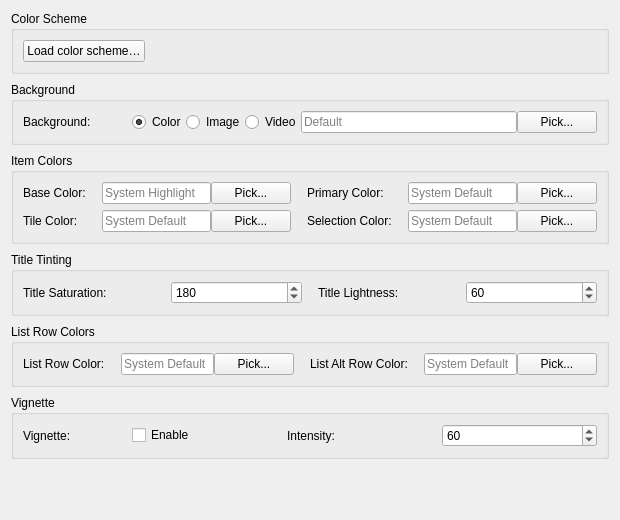
First picture: the form in src/ui/dialogs/settings/appearance/appearancecolorspanel.ui, repository EtherAura/Kartend, before the edit.
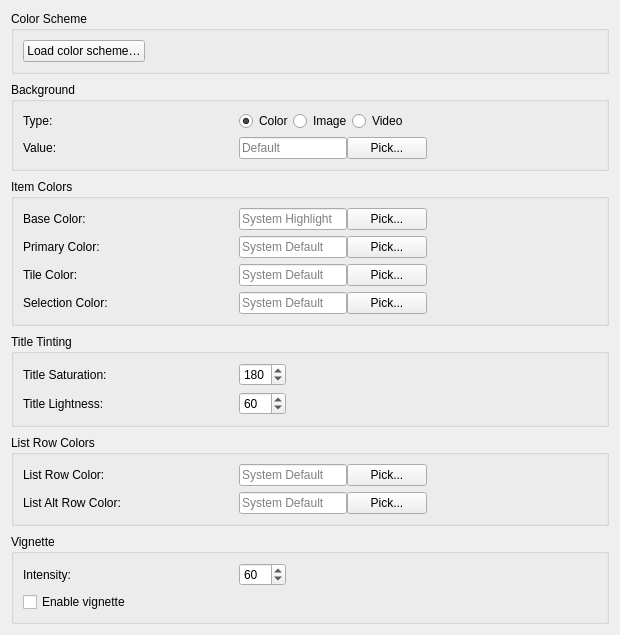
Second picture: the form after the edit.

Commit message: refactor(settings): uniform widget widths + grouped panels; fix scraper text contrast (Kartend-x1uc)

Patch:
```diff
--- a/src/ui/dialogs/settings/appearance/appearancecolorspanel.ui
+++ b/src/ui/dialogs/settings/appearance/appearancecolorspanel.ui
@@ -34,45 +34,37 @@
    <item>
     <widget class="QGroupBox" name="appearanceBackgroundGroupBox">
      <property name="title"><string>Background</string></property>
-     <layout class="QGridLayout" name="appearanceBackgroundFormLayout">
+     <!-- Background type radio group on its own row; value text field + Pick on next row. -->
+     <layout class="QFormLayout" name="appearanceBackgroundFormLayout">
       <property name="horizontalSpacing"><number>16</number></property>
       <property name="verticalSpacing"><number>6</number></property>
+      <property name="labelAlignment"><set>Qt::AlignmentFlag::AlignLeft|Qt::AlignmentFlag::AlignVCenter</set></property>
+      <property name="fieldGrowthPolicy"><enum>QFormLayout::FieldGrowthPolicy::FieldsStayAtSizeHint</enum></property>
       <item row="0" column="0">
+       <widget class="QLabel" name="label_backgroundType">
+        <property name="minimumSize"><size><width>200</width><height>0</height></size></property>
+        <property name="text"><string>Type:</string></property>
+       </widget>
+      </item>
+      <item row="0" column="1">
+       <layout class="QHBoxLayout" name="backgroundTypeLayout">
+        <item><widget class="QRadioButton" name="backgroundColorRadio"><property name="text"><string>Color</string></property><property name="checked"><bool>true</bool></property></widget></item>
+        <item><widget class="QRadioButton" name="backgroundImageRadio"><property name="text"><string>Image</string></property></widget></item>
+        <item><widget class="QRadioButton" name="backgroundVideoRadio"><property name="text"><string>Video</string></property><property name="toolTip"><string>Looping muted video as background</string></property></widget></item>
+        <item><spacer name="backgroundTypeSpacer"><property name="orientation"><enum>Qt::Orientation::Horizontal</enum></property><property name="sizeHint" stdset="0"><size><width>0</width><height>0</height></size></property></spacer></item>
+       </layout>
+      </item>
+      <item row="1" column="0">
        <widget class="QLabel" name="label_background">
-        <property name="text"><string>Background:</string></property>
+        <property name="minimumSize"><size><width>200</width><height>0</height></size></property>
+        <property name="text"><string>Value:</string></property>
        </widget>
       </item>
-      <item row="0" column="1" colspan="5">
+      <item row="1" column="1">
        <layout class="QHBoxLayout" name="backgroundLayout">
-        <item>
-         <widget class="QRadioButton" name="backgroundColorRadio">
-          <property name="text"><string>Color</string></property>
-          <property name="checked"><bool>true</bool></property>
-         </widget>
-        </item>
-        <item>
-         <widget class="QRadioButton" name="backgroundImageRadio">
-          <property name="text"><string>Image</string></property>
-         </widget>
-        </item>
-        <item>
-         <widget class="QRadioButton" name="backgroundVideoRadio">
-          <property name="text"><string>Video</string></property>
-          <property name="toolTip"><string>Looping muted video as background</string></property>
-         </widget>
-        </item>
-        <item>
-         <widget class="QLineEdit" name="backgroundValueEdit">
-          <property name="toolTip"><string>Background color (hex format like #FF5500), image path, or video path</string></property>
-          <property name="placeholderText"><string>Default</string></property>
-         </widget>
-        </item>
-        <item>
-         <widget class="QPushButton" name="browseBackgroundButton">
-          <property name="text"><string>Pick...</string></property>
-          <property name="toolTip"><string>Select background color or image</string></property>
-         </widget>
-        </item>
+        <item><widget class="QLineEdit" name="backgroundValueEdit"><property name="maximumWidth"><number>320</number></property><property name="toolTip"><string>Background color (hex format like #FF5500), image path, or video path</string></property><property name="placeholderText"><string>Default</string></property></widget></item>
+        <item><widget class="QPushButton" name="browseBackgroundButton"><property name="text"><string>Pick...</string></property><property name="toolTip"><string>Select background color or image</string></property></widget></item>
+        <item><spacer name="backgroundSpacer"><property name="orientation"><enum>Qt::Orientation::Horizontal</enum></property><property name="sizeHint" stdset="0"><size><width>0</width><height>0</height></size></property></spacer></item>
        </layout>
       </item>
      </layout>
@@ -81,36 +73,41 @@
    <item>
     <widget class="QGroupBox" name="appearancePaletteGroupBox">
      <property name="title"><string>Item Colors</string></property>
-     <!-- Four colors in a two-by-two grid (two-column section). -->
-     <layout class="QGridLayout" name="appearancePaletteFormLayout">
+     <layout class="QFormLayout" name="appearancePaletteFormLayout">
       <property name="horizontalSpacing"><number>16</number></property>
       <property name="verticalSpacing"><number>6</number></property>
-      <item row="0" column="0"><widget class="QLabel" name="label_baseColor"><property name="text"><string>Base Color:</string></property></widget></item>
+      <property name="labelAlignment"><set>Qt::AlignmentFlag::AlignLeft|Qt::AlignmentFlag::AlignVCenter</set></property>
+      <property name="fieldGrowthPolicy"><enum>QFormLayout::FieldGrowthPolicy::FieldsStayAtSizeHint</enum></property>
+      <item row="0" column="0"><widget class="QLabel" name="label_baseColor"><property name="minimumSize"><size><width>200</width><height>0</height></size></property><property name="text"><string>Base Color:</string></property></widget></item>
       <item row="0" column="1">
        <layout class="QHBoxLayout" name="baseColorLayout">
         <item><widget class="QLineEdit" name="baseColorEdit"><property name="toolTip"><string>Base color for title text (hex format like #FF5500, leave empty for system highlight)</string></property><property name="placeholderText"><string>System Highlight</string></property></widget></item>
         <item><widget class="QPushButton" name="browseColorButton"><property name="text"><string>Pick...</string></property><property name="toolTip"><string>Select a base color</string></property></widget></item>
+        <item><spacer name="baseColorSpacer"><property name="orientation"><enum>Qt::Orientation::Horizontal</enum></property><property name="sizeHint" stdset="0"><size><width>0</width><height>0</height></size></property></spacer></item>
        </layout>
       </item>
-      <item row="0" column="2"><widget class="QLabel" name="label_primaryColor"><property name="text"><string>Primary Color:</string></property></widget></item>
-      <item row="0" column="3">
+      <item row="1" column="0"><widget class="QLabel" name="label_primaryColor"><property name="minimumSize"><size><width>200</width><height>0</height></size></property><property name="text"><string>Primary Color:</string></property></widget></item>
+      <item row="1" column="1">
        <layout class="QHBoxLayout" name="primaryColorLayout">
         <item><widget class="QLineEdit" name="primaryColorEdit"><property name="toolTip"><string>Primary UI color for toolbar and menubar (hex format like #FF5500)</string></property><property name="placeholderText"><string>System Default</string></property></widget></item>
         <item><widget class="QPushButton" name="browsePrimaryColorButton"><property name="text"><string>Pick...</string></property><property name="toolTip"><string>Select primary UI color</string></property></widget></item>
+        <item><spacer name="primaryColorSpacer"><property name="orientation"><enum>Qt::Orientation::Horizontal</enum></property><property name="sizeHint" stdset="0"><size><width>0</width><height>0</height></size></property></spacer></item>
        </layout>
       </item>
-      <item row="1" column="0"><widget class="QLabel" name="label_tileColor"><property name="text"><string>Tile Color:</string></property></widget></item>
-      <item row="1" column="1">
+      <item row="2" column="0"><widget class="QLabel" name="label_tileColor"><property name="minimumSize"><size><width>200</width><height>0</height></size></property><property name="text"><string>Tile Color:</string></property></widget></item>
+      <item row="2" column="1">
        <layout class="QHBoxLayout" name="tileColorLayout">
         <item><widget class="QLineEdit" name="tileColorEdit"><property name="toolTip"><string>Color for item tiles and placeholders (hex format like #FF5500)</string></property><property name="placeholderText"><string>System Default</string></property></widget></item>
         <item><widget class="QPushButton" name="browseTileColorButton"><property name="text"><string>Pick...</string></property><property name="toolTip"><string>Select tile color</string></property></widget></item>
+        <item><spacer name="tileColorSpacer"><property name="orientation"><enum>Qt::Orientation::Horizontal</enum></property><property name="sizeHint" stdset="0"><size><width>0</width><height>0</height></size></property></spacer></item>
        </layout>
       </item>
-      <item row="1" column="2"><widget class="QLabel" name="label_selectionColor"><property name="text"><string>Selection Color:</string></property></widget></item>
-      <item row="1" column="3">
+      <item row="3" column="0"><widget class="QLabel" name="label_selectionColor"><property name="minimumSize"><size><width>200</width><height>0</height></size></property><property name="text"><string>Selection Color:</string></property></widget></item>
+      <item row="3" column="1">
        <layout class="QHBoxLayout" name="selectionColorLayout">
         <item><widget class="QLineEdit" name="selectionColorEdit"><property name="toolTip"><string>Color for selection rectangle and glide animation border (hex format like #FF5500)</string></property><property name="placeholderText"><string>System Default</string></property></widget></item>
         <item><widget class="QPushButton" name="browseSelectionColorButton"><property name="text"><string>Pick...</string></property><property name="toolTip"><string>Select selection color</string></property></widget></item>
+        <item><spacer name="selectionColorSpacer"><property name="orientation"><enum>Qt::Orientation::Horizontal</enum></property><property name="sizeHint" stdset="0"><size><width>0</width><height>0</height></size></property></spacer></item>
        </layout>
       </item>
      </layout>
@@ -119,35 +116,40 @@
    <item>
     <widget class="QGroupBox" name="appearanceTitleTintGroupBox">
      <property name="title"><string>Title Tinting</string></property>
-     <layout class="QGridLayout" name="appearanceTitleTintFormLayout">
+     <layout class="QFormLayout" name="appearanceTitleTintFormLayout">
       <property name="horizontalSpacing"><number>16</number></property>
       <property name="verticalSpacing"><number>6</number></property>
-      <item row="0" column="0"><widget class="QLabel" name="label_textAppearance"><property name="text"><string>Title Saturation:</string></property></widget></item>
-      <item row="0" column="1"><widget class="QSpinBox" name="titleSaturationSpinBox"><property name="maximumWidth"><number>100</number></property><property name="toolTip"><string>Title text color saturation (0-255)</string></property><property name="minimum"><number>0</number></property><property name="maximum"><number>255</number></property><property name="value"><number>180</number></property></widget></item>
-      <item row="0" column="2"><widget class="QLabel" name="label_titleLightness"><property name="text"><string>Title Lightness:</string></property></widget></item>
-      <item row="0" column="3"><widget class="QSpinBox" name="titleLightnessSpinBox"><property name="maximumWidth"><number>100</number></property><property name="toolTip"><string>Title text color lightness (0-255, lower is darker)</string></property><property name="minimum"><number>0</number></property><property name="maximum"><number>255</number></property><property name="value"><number>60</number></property></widget></item>
+      <property name="labelAlignment"><set>Qt::AlignmentFlag::AlignLeft|Qt::AlignmentFlag::AlignVCenter</set></property>
+      <property name="fieldGrowthPolicy"><enum>QFormLayout::FieldGrowthPolicy::FieldsStayAtSizeHint</enum></property>
+      <item row="0" column="0"><widget class="QLabel" name="label_textAppearance"><property name="minimumSize"><size><width>200</width><height>0</height></size></property><property name="text"><string>Title Saturation:</string></property></widget></item>
+      <item row="0" column="1"><widget class="QSpinBox" name="titleSaturationSpinBox"><property name="maximumWidth"><number>120</number></property><property name="toolTip"><string>Title text color saturation (0-255)</string></property><property name="minimum"><number>0</number></property><property name="maximum"><number>255</number></property><property name="value"><number>180</number></property></widget></item>
+      <item row="1" column="0"><widget class="QLabel" name="label_titleLightness"><property name="minimumSize"><size><width>200</width><height>0</height></size></property><property name="text"><string>Title Lightness:</string></property></widget></item>
+      <item row="1" column="1"><widget class="QSpinBox" name="titleLightnessSpinBox"><property name="maximumWidth"><number>120</number></property><property name="toolTip"><string>Title text color lightness (0-255, lower is darker)</string></property><property name="minimum"><number>0</number></property><property name="maximum"><number>255</number></property><property name="value"><number>60</number></property></widget></item>
      </layout>
     </widget>
    </item>
    <item>
     <widget class="QGroupBox" name="appearanceListRowsGroupBox">
      <property name="title"><string>List Row Colors</string></property>
-     <!-- Two colors share one row (two-column section). -->
-     <layout class="QGridLayout" name="appearanceListRowsFormLayout">
+     <layout class="QFormLayout" name="appearanceListRowsFormLayout">
       <property name="horizontalSpacing"><number>16</number></property>
       <property name="verticalSpacing"><number>6</number></property>
-      <item row="0" column="0"><widget class="QLabel" name="label_listRowColor"><property name="text"><string>List Row Color:</string></property></widget></item>
+      <property name="labelAlignment"><set>Qt::AlignmentFlag::AlignLeft|Qt::AlignmentFlag::AlignVCenter</set></property>
+      <property name="fieldGrowthPolicy"><enum>QFormLayout::FieldGrowthPolicy::FieldsStayAtSizeHint</enum></property>
+      <item row="0" column="0"><widget class="QLabel" name="label_listRowColor"><property name="minimumSize"><size><width>200</width><height>0</height></size></property><property name="text"><string>List Row Color:</string></property></widget></item>
       <item row="0" column="1">
        <layout class="QHBoxLayout" name="listRowColorLayout">
         <item><widget class="QLineEdit" name="listRowColorEdit"><property name="toolTip"><string>Primary row background color (hex format like #FF5500)</string></property><property name="placeholderText"><string>System Default</string></property></widget></item>
         <item><widget class="QPushButton" name="browseListRowColorButton"><property name="text"><string>Pick...</string></property><property name="toolTip"><string>Select row color</string></property></widget></item>
+        <item><spacer name="listRowColorSpacer"><property name="orientation"><enum>Qt::Orientation::Horizontal</enum></property><property name="sizeHint" stdset="0"><size><width>0</width><height>0</height></size></property></spacer></item>
        </layout>
       </item>
-      <item row="0" column="2"><widget class="QLabel" name="label_listAltRowColor"><property name="text"><string>List Alt Row Color:</string></property></widget></item>
-      <item row="0" column="3">
+      <item row="1" column="0"><widget class="QLabel" name="label_listAltRowColor"><property name="minimumSize"><size><width>200</width><height>0</height></size></property><property name="text"><string>List Alt Row Color:</string></property></widget></item>
+      <item row="1" column="1">
        <layout class="QHBoxLayout" name="listAltRowColorLayout">
         <item><widget class="QLineEdit" name="listAltRowColorEdit"><property name="toolTip"><string>Alternate row background color (hex format like #FF5500)</string></property><property name="placeholderText"><string>System Default</string></property></widget></item>
         <item><widget class="QPushButton" name="browseListAltRowColorButton"><property name="text"><string>Pick...</string></property><property name="toolTip"><string>Select alternate row color</string></property></widget></item>
+        <item><spacer name="listAltRowColorSpacer"><property name="orientation"><enum>Qt::Orientation::Horizontal</enum></property><property name="sizeHint" stdset="0"><size><width>0</width><height>0</height></size></property></spacer></item>
        </layout>
       </item>
      </layout>
@@ -156,37 +158,31 @@
    <item>
     <widget class="QGroupBox" name="appearanceVignetteGroupBox">
      <property name="title"><string>Vignette</string></property>
-     <layout class="QGridLayout" name="appearanceVignetteFormLayout">
+     <layout class="QFormLayout" name="appearanceVignetteFormLayout">
       <property name="horizontalSpacing"><number>16</number></property>
       <property name="verticalSpacing"><number>6</number></property>
+      <property name="labelAlignment"><set>Qt::AlignmentFlag::AlignLeft|Qt::AlignmentFlag::AlignVCenter</set></property>
+      <property name="fieldGrowthPolicy"><enum>QFormLayout::FieldGrowthPolicy::FieldsStayAtSizeHint</enum></property>
       <item row="0" column="0">
-       <widget class="QLabel" name="label_vignette">
-        <property name="text"><string>Vignette:</string></property>
+       <widget class="QLabel" name="label_vignetteIntensity">
+        <property name="minimumSize"><size><width>200</width><height>0</height></size></property>
+        <property name="text"><string>Intensity:</string></property>
        </widget>
       </item>
-      <item row="0" column="1" colspan="5">
-       <layout class="QHBoxLayout" name="vignetteLayout">
-        <item>
-         <widget class="QCheckBox" name="vignetteEnabledCheckBox">
-          <property name="text"><string>Enable</string></property>
-          <property name="toolTip"><string>Darken the corners of the items area to make titles pop over busy backgrounds</string></property>
-         </widget>
-        </item>
-        <item>
-         <widget class="QLabel" name="label_vignetteIntensity">
-          <property name="text"><string>Intensity:</string></property>
-         </widget>
-        </item>
-        <item>
-         <widget class="QSpinBox" name="vignetteIntensitySpinBox">
-          <property name="maximumWidth"><number>100</number></property>
-          <property name="toolTip"><string>Corner darkness 0-100 (0 = no effect, 100 = pitch black at the corners)</string></property>
-          <property name="minimum"><number>0</number></property>
-          <property name="maximum"><number>100</number></property>
-          <property name="value"><number>60</number></property>
-         </widget>
-        </item>
-       </layout>
+      <item row="0" column="1">
+       <widget class="QSpinBox" name="vignetteIntensitySpinBox">
+        <property name="maximumWidth"><number>120</number></property>
+        <property name="toolTip"><string>Corner darkness 0-100 (0 = no effect, 100 = pitch black at the corners)</string></property>
+        <property name="minimum"><number>0</number></property>
+        <property name="maximum"><number>100</number></property>
+        <property name="value"><number>60</number></property>
+       </widget>
+      </item>
+      <item row="1" column="0" colspan="2">
+       <widget class="QCheckBox" name="vignetteEnabledCheckBox">
+        <property name="text"><string>Enable vignette</string></property>
+        <property name="toolTip"><string>Darken the corners of the items area to make titles pop over busy backgrounds</string></property>
+       </widget>
       </item>
      </layout>
     </widget>
```
Left out of the diff: 12 changed lines with no effect on the pictures. The commit also changes 24 other files.
